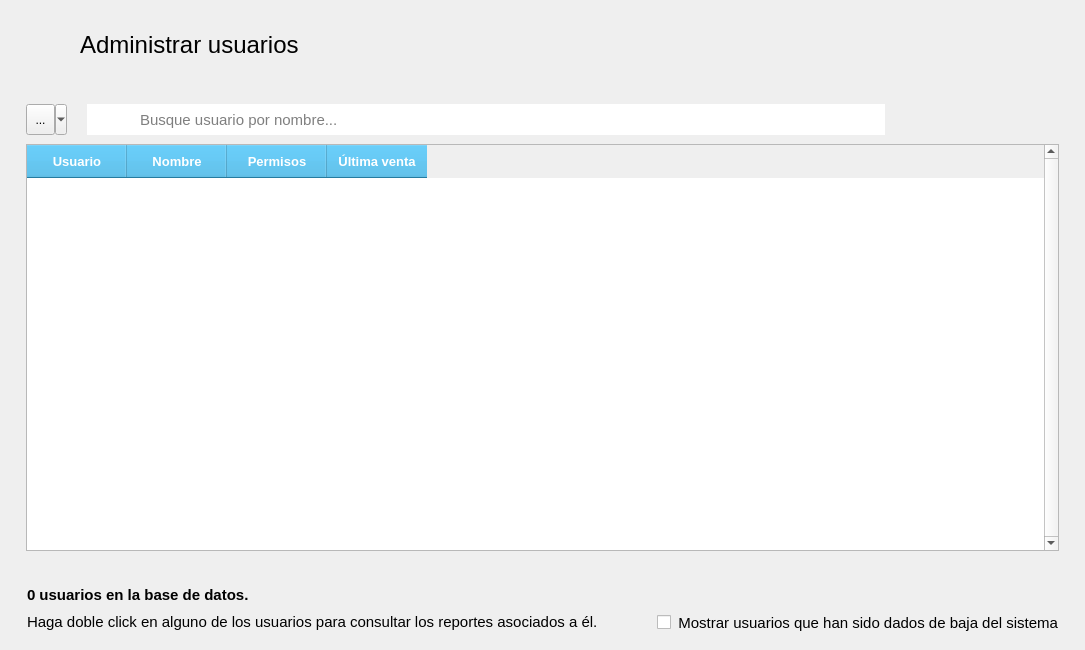
The window that ui/Ui_AdministrarUsuarios.ui (ivanperez-7/printpos) describes before a commit, drawn with Qt 5.
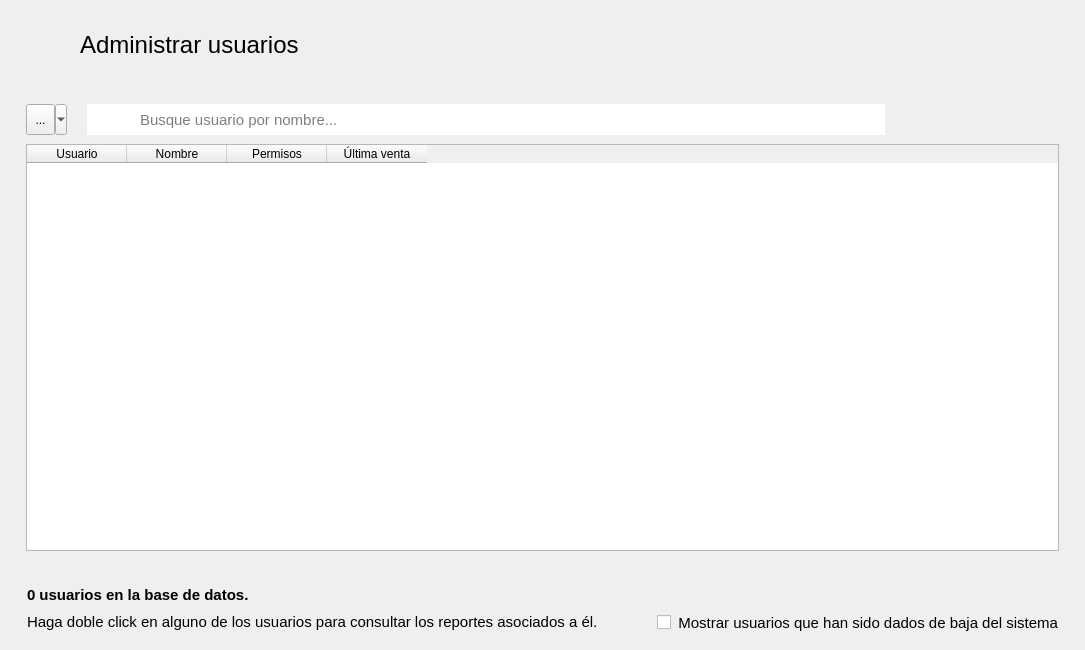
The same window after the commit. Icons and pictures are not drawn. Custom widgets are drawn as their Qt base class.

Patch:
```diff
--- a/ui/Ui_AdministrarUsuarios.ui
+++ b/ui/Ui_AdministrarUsuarios.ui
@@ -431,62 +431,7 @@
            <number>0</number>
           </property>
           <item>
-           <widget class="QTableWidget" name="tabla_usuarios">
-            <property name="font">
-             <font>
-              <family>Segoe UI</family>
-              <pointsize>10</pointsize>
-             </font>
-            </property>
-            <property name="styleSheet">
-             <string notr="true">QHeaderView::section {
-	font: bold 10pt;
-	color: rgb(255, 255, 255);
-	background-color: rgb(52, 172, 224);
-	padding: 7px;
-}
-
-QTableView::item{
-  padding: 5px;
-}
-
-QTableWidget {
-	alternate-background-color: rgb(240, 240, 240);
-}
-
-QTableView {
-    selection-background-color: rgb(85, 85, 255);
-    selection-color: rgb(255, 255, 255);
-}
-QTableView:active {
-    selection-background-color: rgb(85, 85, 255);
-    selection-color: rgb(255, 255, 255);
-}</string>
-            </property>
-            <property name="verticalScrollBarPolicy">
-             <enum>Qt::ScrollBarAlwaysOn</enum>
-            </property>
-            <property name="editTriggers">
-             <set>QAbstractItemView::NoEditTriggers</set>
-            </property>
-            <property name="alternatingRowColors">
-             <bool>true</bool>
-            </property>
-            <property name="selectionMode">
-             <enum>QAbstractItemView::SingleSelection</enum>
-            </property>
-            <property name="selectionBehavior">
-             <enum>QAbstractItemView::SelectRows</enum>
-            </property>
-            <property name="showGrid">
-             <bool>false</bool>
-            </property>
-            <attribute name="horizontalHeaderMinimumSectionSize">
-             <number>50</number>
-            </attribute>
-            <attribute name="verticalHeaderVisible">
-             <bool>false</bool>
-            </attribute>
+           <widget class="TablaDatos" name="tabla_usuarios">
             <column>
              <property name="text">
               <string>Usuario</string>
@@ -650,6 +595,13 @@
    </layout>
   </widget>
  </widget>
+ <customwidgets>
+  <customwidget>
+   <class>TablaDatos</class>
+   <extends>QTableWidget</extends>
+   <header>utils.mywidgets.h</header>
+  </customwidget>
+ </customwidgets>
  <resources>
   <include location="../resources.qrc"/>
  </resources>
```
